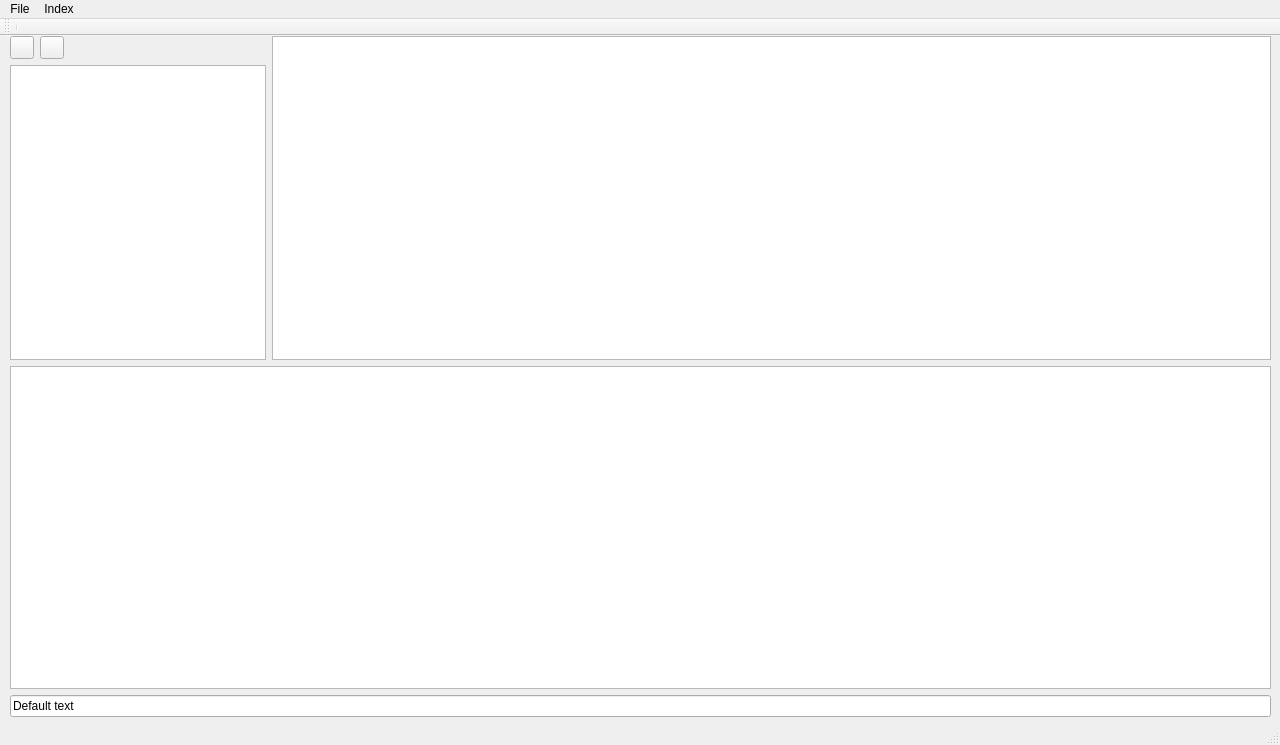
First picture: the form in dmp-client/gui/dmp_client_gui.ui, repository Roflincopter/dmp, before the edit.
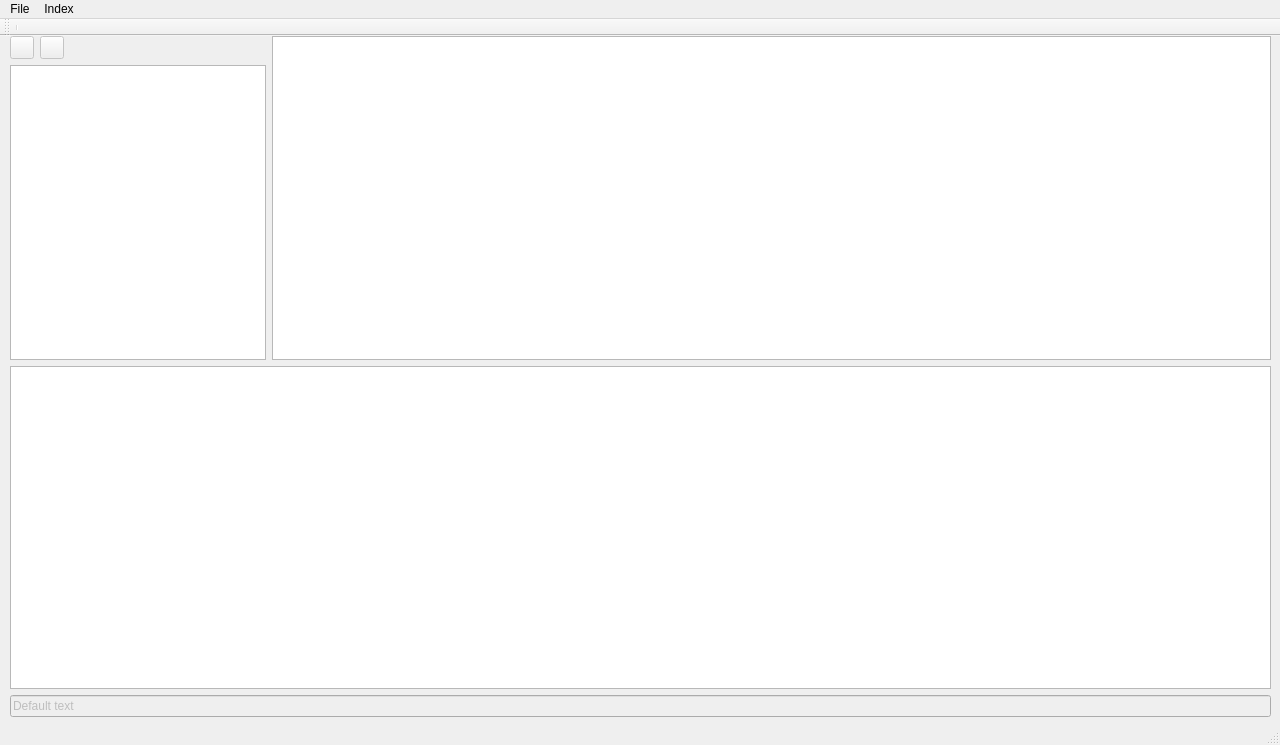
Second picture: the form after the edit. Custom widgets are drawn as their Qt base class.

Commit message:
Implemented client side queue operations.
The server ignores the queue message for but this commits is way too big as
it is.

Patch:
```diff
--- a/dmp-client/gui/dmp_client_gui.ui
+++ b/dmp-client/gui/dmp_client_gui.ui
@@ -32,6 +32,9 @@
           <layout class="QHBoxLayout" name="horizontalLayout_5">
            <item>
             <widget class="QToolButton" name="addRadioButton">
+             <property name="enabled">
+              <bool>false</bool>
+             </property>
              <property name="styleSheet">
               <string notr="true"/>
              </property>
@@ -48,6 +51,9 @@
            </item>
            <item alignment="Qt::AlignLeft">
             <widget class="QToolButton" name="deleteRadioButton">
+             <property name="enabled">
+              <bool>false</bool>
+             </property>
              <property name="text">
               <string/>
              </property>
@@ -100,6 +106,9 @@
      </item>
      <item>
       <widget class="DmpClientGuiSearchBar" name="search_bar">
+       <property name="enabled">
+        <bool>false</bool>
+       </property>
        <property name="text">
         <string>Default text</string>
        </property>
```
Left out of the diff: 44 changed lines with no effect on the pictures. The commit also changes 15 other files.
